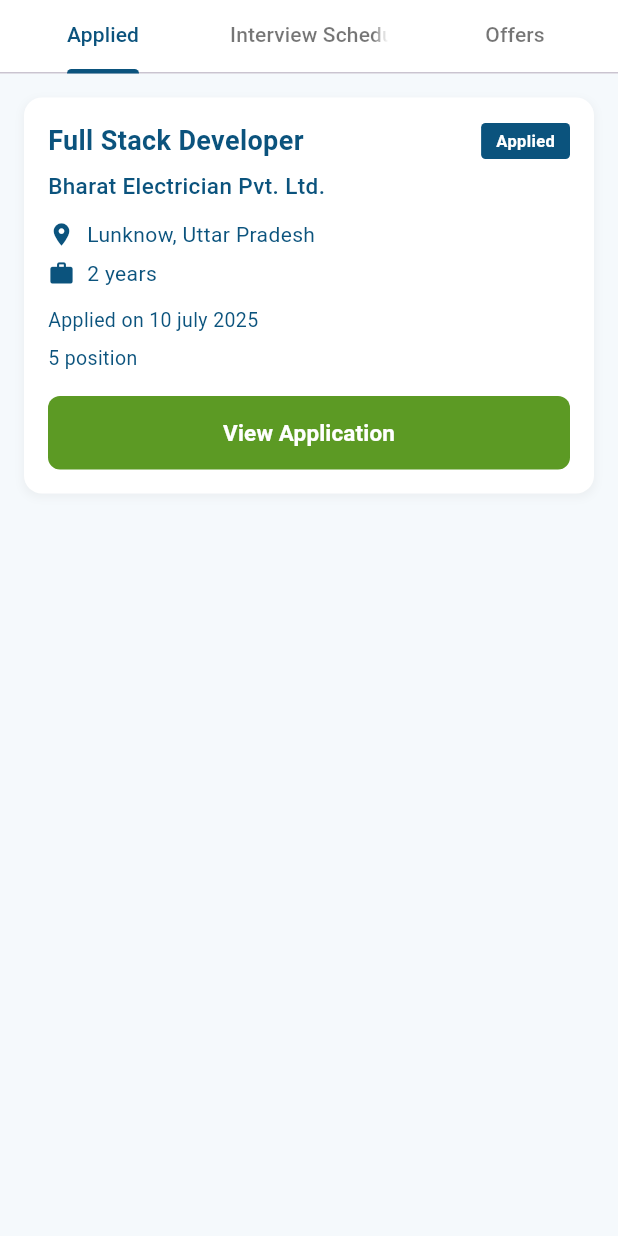
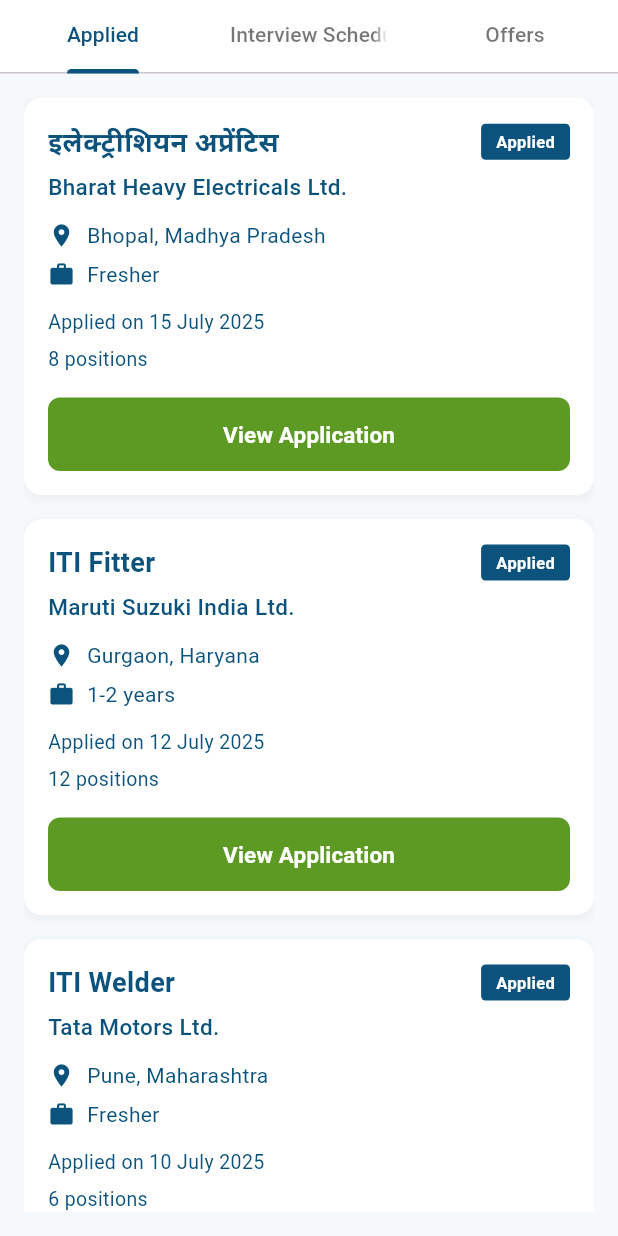
Before and after one commit to Poojadhameja/jobsahi-studentapp, a Flutter app: the ApplicationTrackerScreen screen opened by its route, on a phone screen of 412 x 824 dp. Run offline on Flutter 3.47's test engine with Material 3 defaults, Android fonts, the phone set to English and light mode, and no system bars; our stand-ins replace file_picker.

Commit message:
update course and application tracker with new data

```diff
--- a/lib/pages/jobs/application_tracker.dart
+++ b/lib/pages/jobs/application_tracker.dart
@@ -85,12 +85,91 @@
     );
   }
 
-  /// Builds the applied job card
+  /// Builds the applied job cards
   Widget _buildAppliedCard() {
-    return Column(
+    return ListView(
       children: [
-        // Job application card
-        Container(
+        // ITI Electrician Apprentice - Card 1
+        _buildAppliedJobCard(
+          jobTitle: 'इलेक्ट्रीशियन अप्रेंटिस',
+          companyName: 'Bharat Heavy Electricals Ltd.',
+          location: 'Bhopal, Madhya Pradesh',
+          experience: 'Fresher',
+          appliedDate: '15 July 2025',
+          positions: '8 positions',
+        ),
+        const SizedBox(height: 16),
+
+        // ITI Fitter - Card 2
+        _buildAppliedJobCard(
+          jobTitle: 'ITI Fitter',
+          companyName: 'Maruti Suzuki India Ltd.',
+          location: 'Gurgaon, Haryana',
+          experience: '1-2 years',
+          appliedDate: '12 July 2025',
+          positions: '12 positions',
+        ),
+        const SizedBox(height: 16),
+
+        // ITI Welder - Card 3
+        _buildAppliedJobCard(
+          jobTitle: 'ITI Welder',
+          companyName: 'Tata Motors Ltd.',
+          location: 'Pune, Maharashtra',
+          experience: 'Fresher',
+          appliedDate: '10 July 2025',
+          positions: '6 positions',
+        ),
+        const SizedBox(height: 16),
+
+        // ITI Machinist - Card 4
+        _buildAppliedJobCard(
+          jobTitle: 'ITI Machinist',
+          companyName: 'Mahindra & Mahindra Ltd.',
+          location: 'Mumbai, Maharashtra',
+          experience: '1-3 years',
+          appliedDate: '8 July 2025',
+          positions: '10 positions',
+        ),
+        const SizedBox(height: 16),
+
+        // ITI Turner - Card 5
+        _buildAppliedJobCard(
+          jobTitle: 'ITI Turner',
+          companyName: 'Hero MotoCorp Ltd.',
+          location: 'Gurgaon, Haryana',
+          experience: 'Fresher',
+          appliedDate: '5 July 2025',
+          positions: '15 positions',
+        ),
+      ],
+    );
+  }
+
+  /// Builds a job detail row with icon and text
+  Widget _buildJobDetail(IconData icon, String text) {
+    return Row(
+      children: [
+        Icon(icon, size: 18, color: const Color(0xFF0B537D)),
+        const SizedBox(width: 8),
+        Text(
+          text,
+          style: const TextStyle(fontSize: 14, color: Color(0xFF0B537D)),
+        ),
+      ],
+    );
+  }
+
+  /// Builds an individual applied job card
+  Widget _buildAppliedJobCard({
+    required String jobTitle,
+    required String companyName,
+    required String location,
+    required String experience,
+    required String appliedDate,
+    required String positions,
+  }) {
+    return Container(
       width: double.infinity,
       padding: const EdgeInsets.all(16),
       decoration: BoxDecoration(
@@ -112,9 +191,9 @@
           Row(
             children: [
               Expanded(
-                    child: const Text(
-                      'Full Stack Developer',
-                      style: TextStyle(
+                child: Text(
+                  jobTitle,
+                  style: const TextStyle(
                     fontSize: 18,
                     fontWeight: FontWeight.bold,
                     color: Color(0xFF0B537D), // Dark blue color
@@ -144,9 +223,9 @@
           const SizedBox(height: 6),
 
           // Company name
-              const Text(
-                'Bharat Electrician Pvt. Ltd.',
-                style: TextStyle(
+          Text(
+            companyName,
+            style: const TextStyle(
               fontSize: 15,
               color: Color(0xFF0B537D),
               fontWeight: FontWeight.w500,
@@ -155,22 +234,22 @@
           const SizedBox(height: 12),
 
           // Job details
-              _buildJobDetail(Icons.location_on, 'Lunknow, Uttar Pradesh'),
+          _buildJobDetail(Icons.location_on, location),
           const SizedBox(height: 6),
-              _buildJobDetail(Icons.work, '2 years'),
+          _buildJobDetail(Icons.work, experience),
           const SizedBox(height: 12),
 
           // Application date
-              const Text(
-                'Applied on 10 july 2025',
-                style: TextStyle(fontSize: 13, color: Color(0xFF0B537D)),
+          Text(
+            'Applied on $appliedDate',
+            style: const TextStyle(fontSize: 13, color: Color(0xFF0B537D)),
           ),
           const SizedBox(height: 6),
 
           // Number of positions
-              const Text(
-                '5 position',
-                style: TextStyle(fontSize: 13, color: Color(0xFF0B537D)),
+          Text(
+            positions,
+            style: const TextStyle(fontSize: 13, color: Color(0xFF0B537D)),
           ),
           const SizedBox(height: 16),
 
@@ -196,22 +275,6 @@
           ),
         ],
       ),
-        ),
-      ],
-    );
-  }
-
-  /// Builds a job detail row with icon and text
-  Widget _buildJobDetail(IconData icon, String text) {
-    return Row(
-      children: [
-        Icon(icon, size: 18, color: const Color(0xFF0B537D)),
-        const SizedBox(width: 8),
-        Text(
-          text,
-          style: const TextStyle(fontSize: 14, color: Color(0xFF0B537D)),
-        ),
-      ],
     );
   }
 
--- a/lib/pages/skill_test/skills_test_faq.dart
+++ b/lib/pages/skill_test/skills_test_faq.dart
@@ -458,7 +458,7 @@
         child: ElevatedButton(
           onPressed: _submitTest,
           style: ElevatedButton.styleFrom(
-            backgroundColor: const Color(0xFF2E7D32),
+            backgroundColor: const Color(0xFF5C9A24),
             foregroundColor: Colors.white,
             elevation: 0,
             shape: RoundedRectangleBorder(
--- a/lib/utils/app_constants.dart
+++ b/lib/utils/app_constants.dart
@@ -147,7 +147,8 @@
   static const String jobSaved = 'Job saved successfully';
   static const String jobApplied = 'Job application submitted successfully';
   static const String preferencesSaved = 'Preferences saved successfully!';
-  static const String preferencesSavedHindi = 'प्राथमिकताएं सफलतापूर्वक सहेजी गईं!';
+  static const String preferencesSavedHindi =
+      'प्राथमिकताएं सफलतापूर्वक सहेजी गईं!';
 
   /// Personalize Jobfeed Section Titles
   static const String selectTradeTitle = 'Select your trade:';
@@ -192,11 +193,14 @@
   /// Course Categories
   static const List<String> courseCategories = [
     'All',
-    'Technology',
-    'Business',
-    'Design',
-    'Marketing',
-    'Value', // For your electrician courses
+    'Electrical',
+    'Mechanical',
+    'Welding',
+    'Machining',
+    'Turning',
+    'Woodwork',
+    'Plumbing',
+    'Drafting',
   ];
 
   /// Course Levels
```
Also changed, not shown: lib/data/course_data.dart (+155 -55 lines). Lines whose indentation alone changed are shown as unchanged.
